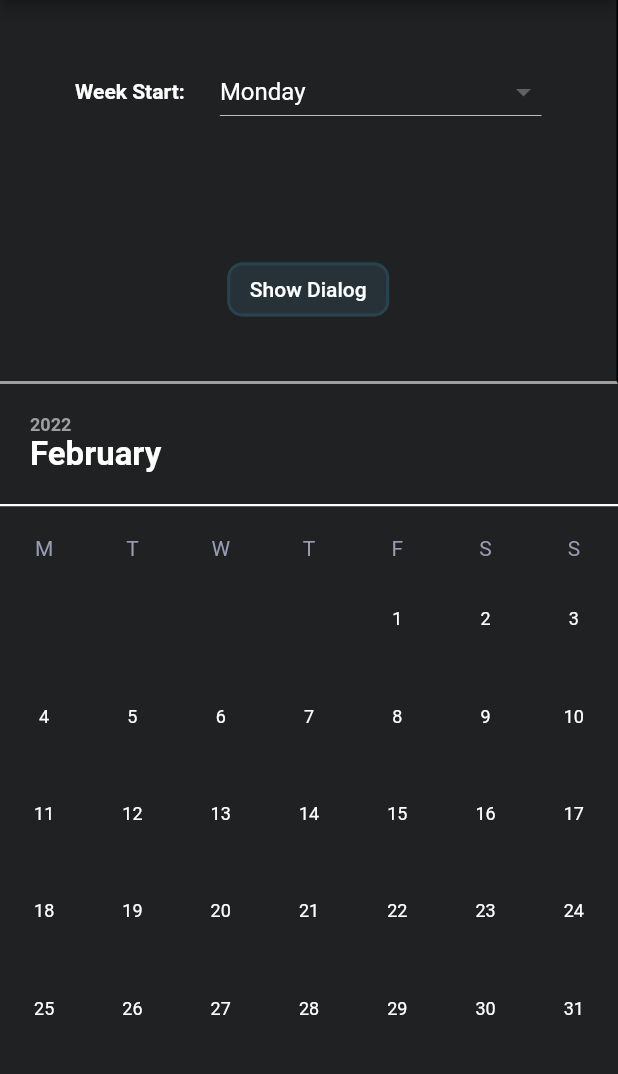
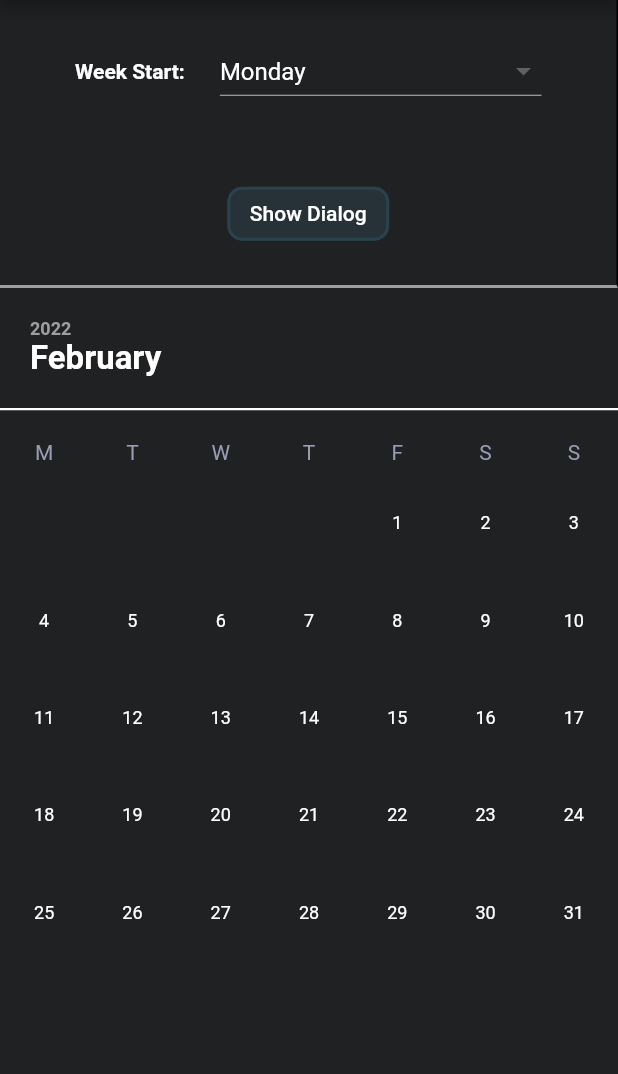
Before and after one commit to Jerinji2016/calendar, a Flutter app: the screen it shows after launch, on a phone screen of 412 x 824 dp, the part 84-1158 px from its top. Run offline on Flutter 3.47's test engine with Material 2 defaults, Android fonts, the phone set to English and light mode, and no system bars.

Commit message:
minor fixes

```diff
--- a/lib/main.dart
+++ b/lib/main.dart
@@ -7,6 +7,7 @@ ValueNotifier<int> weekStart = ValueNotifier(DateTime.monday);
 void main() {
   runApp(
     const MaterialApp(
+      debugShowCheckedModeBanner: false,
       home: BaseWidget(),
       themeMode: ThemeMode.dark,
     ),
@@ -116,9 +117,7 @@ class _BaseWidgetState extends State<BaseWidget> {
                               ),
                             ),
                           ),
-                          const SizedBox(height: 10.0),
                           Expanded(
-                            flex: 1,
                             child: Center(
                               child: Material(
                                 color: const Color(0xFF263238),
@@ -160,7 +159,7 @@ class _BaseWidgetState extends State<BaseWidget> {
                   ),
                 ),
                 Expanded(
-                  flex: 2,
+                  flex: isPortrait ? 3 : 2,
                   child: Column(
                     mainAxisSize: MainAxisSize.min,
                     crossAxisAlignment: CrossAxisAlignment.start,
```
